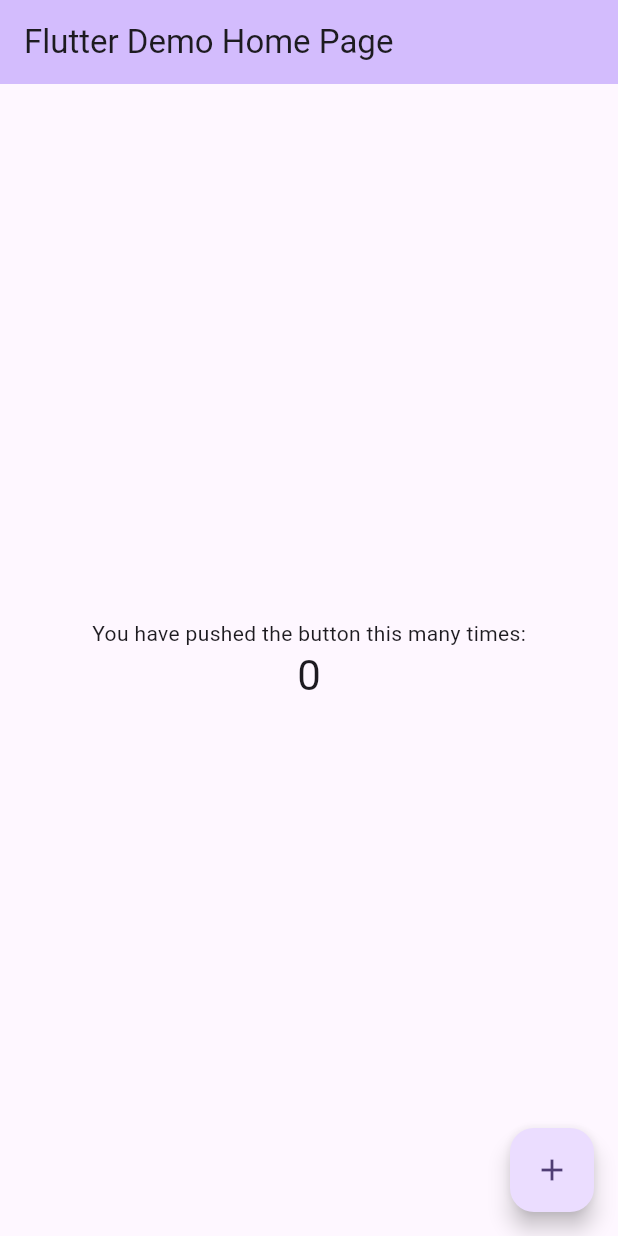
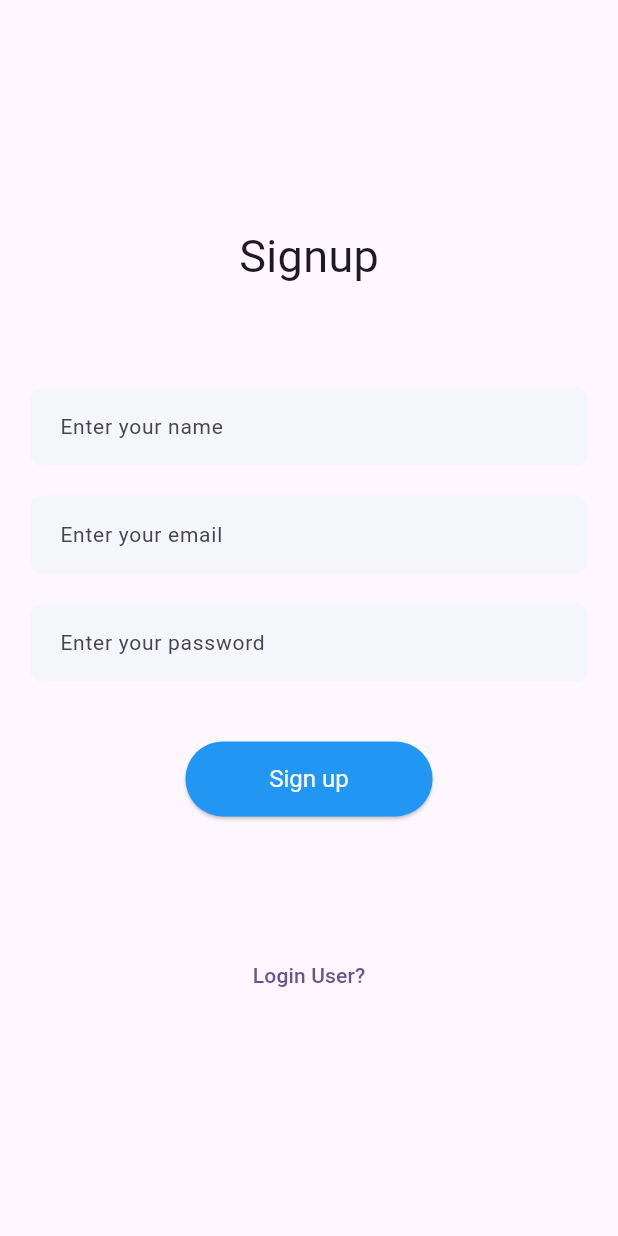
Before and after one commit to shshaheen/node_auth, a Flutter app: the screen it shows after launch, on a phone screen of 412 x 824 dp. Run offline on Flutter 3.47's test engine with Material 3 defaults, Android fonts, the phone set to English and light mode, and no system bars.

Commit message:
Add Beignner Files

```diff
--- a/lib/custom_textfield.dart
+++ b/lib/custom_textfield.dart
@@ -0,0 +1,37 @@
+import 'package:flutter/material.dart';
+
+class CustomTextField extends StatelessWidget {
+  final TextEditingController controller;
+  final String hintText;
+
+  const CustomTextField({
+    Key? key,
+    required this.controller,
+    required this.hintText,
+  }) : super(key: key);
+
+  @override
+  Widget build(BuildContext context) {
+    return TextField(
+      controller: controller,
+      decoration: InputDecoration(
+        border: OutlineInputBorder(
+          borderRadius: BorderRadius.circular(8),
+          borderSide: const BorderSide(color: Colors.transparent, width: 0),
+        ),
+        enabledBorder: OutlineInputBorder(
+          borderRadius: BorderRadius.circular(8),
+          borderSide: const BorderSide(color: Colors.transparent, width: 0),
+        ),
+        contentPadding: const EdgeInsets.symmetric(horizontal: 16, vertical: 14),
+        filled: true,
+        fillColor: const Color(0xffF5F6FA),
+        hintText: hintText,
+        hintStyle: const TextStyle(
+          fontSize: 14,
+          fontWeight: FontWeight.w400,
+        ),
+      ),
+    );
+  }
+}
--- a/lib/main.dart
+++ b/lib/main.dart
@@ -1,4 +1,6 @@
 import 'package:flutter/material.dart';
+import 'package:node_auth/screens/home_screen.dart';
+import 'package:node_auth/screens/signup_screen.dart';
 
 void main() {
   runApp(const MyApp());
@@ -7,119 +9,16 @@ void main() {
 class MyApp extends StatelessWidget {
   const MyApp({super.key});
 
-  // This widget is the root of your application.
+
   @override
   Widget build(BuildContext context) {
     return MaterialApp(
-      title: 'Flutter Demo',
+      title: 'Flutter Node Auth',
       theme: ThemeData(
-        // This is the theme of your application.
-        //
-        // TRY THIS: Try running your application with "flutter run". You'll see
-        // the application has a purple toolbar. Then, without quitting the app,
-        // try changing the seedColor in the colorScheme below to Colors.green
-        // and then invoke "hot reload" (save your changes or press the "hot
-        // reload" button in a Flutter-supported IDE, or press "r" if you used
-        // the command line to start the app).
-        //
-        // Notice that the counter didn't reset back to zero; the application
-        // state is not lost during the reload. To reset the state, use hot
-        // restart instead.
-        //
-        // This works for code too, not just values: Most code changes can be
-        // tested with just a hot reload.
         colorScheme: ColorScheme.fromSeed(seedColor: Colors.deepPurple),
         useMaterial3: true,
       ),
-      home: const MyHomePage(title: 'Flutter Demo Home Page'),
+      home: SignupScreen() ,
     );
   }
 }
-
-class MyHomePage extends StatefulWidget {
-  const MyHomePage({super.key, required this.title});
-
-  // This widget is the home page of your application. It is stateful, meaning
-  // that it has a State object (defined below) that contains fields that affect
-  // how it looks.
-
-  // This class is the configuration for the state. It holds the values (in this
-  // case the title) provided by the parent (in this case the App widget) and
-  // used by the build method of the State. Fields in a Widget subclass are
-  // always marked "final".
-
-  final String title;
-
-  @override
-  State<MyHomePage> createState() => _MyHomePageState();
-}
-
-class _MyHomePageState extends State<MyHomePage> {
-  int _counter = 0;
-
-  void _incrementCounter() {
-    setState(() {
-      // This call to setState tells the Flutter framework that something has
-      // changed in this State, which causes it to rerun the build method below
-      // so that the display can reflect the updated values. If we changed
-      // _counter without calling setState(), then the build method would not be
-      // called again, and so nothing would appear to happen.
-      _counter++;
-    });
-  }
-
-  @override
-  Widget build(BuildContext context) {
-    // This method is rerun every time setState is called, for instance as done
-    // by the _incrementCounter method above.
-    //
-    // The Flutter framework has been optimized to make rerunning build methods
-    // fast, so that you can just rebuild anything that needs updating rather
-    // than having to individually change instances of widgets.
-    return Scaffold(
-      appBar: AppBar(
-        // TRY THIS: Try changing the color here to a specific color (to
-        // Colors.amber, perhaps?) and trigger a hot reload to see the AppBar
-        // change color while the other colors stay the same.
-        backgroundColor: Theme.of(context).colorScheme.inversePrimary,
-        // Here we take the value from the MyHomePage object that was created by
-        // the App.build method, and use it to set our appbar title.
-        title: Text(widget.title),
-      ),
-      body: Center(
-        // Center is a layout widget. It takes a single child and positions it
-        // in the middle of the parent.
-        child: Column(
-          // Column is also a layout widget. It takes a list of children and
-          // arranges them vertically. By default, it sizes itself to fit its
-          // children horizontally, and tries to be as tall as its parent.
-          //
-          // Column has various properties to control how it sizes itself and
-          // how it positions its children. Here we use mainAxisAlignment to
-          // center the children vertically; the main axis here is the vertical
-          // axis because Columns are vertical (the cross axis would be
-          // horizontal).
-          //
-          // TRY THIS: Invoke "debug painting" (choose the "Toggle Debug Paint"
-          // action in the IDE, or press "p" in the console), to see the
-          // wireframe for each widget.
-          mainAxisAlignment: MainAxisAlignment.center,
-          children: <Widget>[
-            const Text(
-              'You have pushed the button this many times:',
-            ),
-            Text(
-              '$_counter',
-              style: Theme.of(context).textTheme.headlineMedium,
-            ),
-          ],
-        ),
-      ),
-      floatingActionButton: FloatingActionButton(
-        onPressed: _incrementCounter,
-        tooltip: 'Increment',
-        child: const Icon(Icons.add),
-      ), // This trailing comma makes auto-formatting nicer for build methods.
-    );
-  }
-}
--- a/lib/screens/signup_screen.dart
+++ b/lib/screens/signup_screen.dart
@@ -0,0 +1,93 @@
+import 'package:flutter/material.dart';
+import '../custom_textfield.dart';
+import 'login_screen.dart';
+class SignupScreen extends StatefulWidget {
+  const SignupScreen({super.key});
+
+  @override
+  State<SignupScreen> createState() => _SignupScreenState();
+}
+
+class _SignupScreenState extends State<SignupScreen> {
+  final TextEditingController emailController = TextEditingController();
+  final TextEditingController passwordController = TextEditingController();
+  final TextEditingController nameController = TextEditingController();
+  // final AuthService authService = AuthService();
+
+  // void signupUser() {
+  //   authService.signUpUser(
+  //     context: context,
+  //     email: emailController.text,
+  //     password: passwordController.text,
+  //     name: nameController.text,
+  //   );
+  // }
+
+  @override
+  Widget build(BuildContext context) {
+    return Scaffold(
+      body: Column(
+        mainAxisAlignment: MainAxisAlignment.center,
+        children: [
+          const Text(
+            "Signup",
+            style: TextStyle(fontSize: 30),
+          ),
+          SizedBox(height: MediaQuery.of(context).size.height * 0.08),
+          Container(
+            margin: const EdgeInsets.symmetric(horizontal: 20),
+            child: CustomTextField(
+              controller: nameController,
+              hintText: 'Enter your name',
+            ),
+          ),
+          const SizedBox(height: 20),
+          Container(
+            margin: const EdgeInsets.symmetric(horizontal: 20),
+            child: CustomTextField(
+              controller: emailController,
+              hintText: 'Enter your email',
+            ),
+          ),
+          const SizedBox(height: 20),
+          Container(
+            margin: const EdgeInsets.symmetric(horizontal: 20),
+            child: CustomTextField(
+              controller: passwordController,
+              hintText: 'Enter your password',
+            ),
+          ),
+          const SizedBox(height: 40),
+          ElevatedButton(
+            onPressed: (){},
+            style: ButtonStyle(
+              backgroundColor: WidgetStateProperty.all(Colors.blue),
+              textStyle: WidgetStateProperty.all(
+                const TextStyle(color: Colors.white),
+              ),
+              minimumSize: WidgetStateProperty.all(
+                Size(MediaQuery.of(context).size.width / 2.5, 50),
+              ),
+            ),
+            child: const Text(
+              "Sign up",
+              style: TextStyle(color: Colors.white, fontSize: 16),
+            ),
+          ),
+          SizedBox(height: MediaQuery.of(context).size.height * 0.1),
+          TextButton(
+            onPressed: () {
+              Navigator.push(
+                context,
+                MaterialPageRoute(
+                  builder: (context) => const LoginScreen(),
+                ),
+              );
+            },
+            child: const Text('Login User?'),
+          ),
+        ],
+      ),
+    );
+  }
+}
```
Also changed, not shown: lib/screens/home_screen.dart (+41 -0 lines), lib/screens/login_screen.dart (+71 -0 lines).
